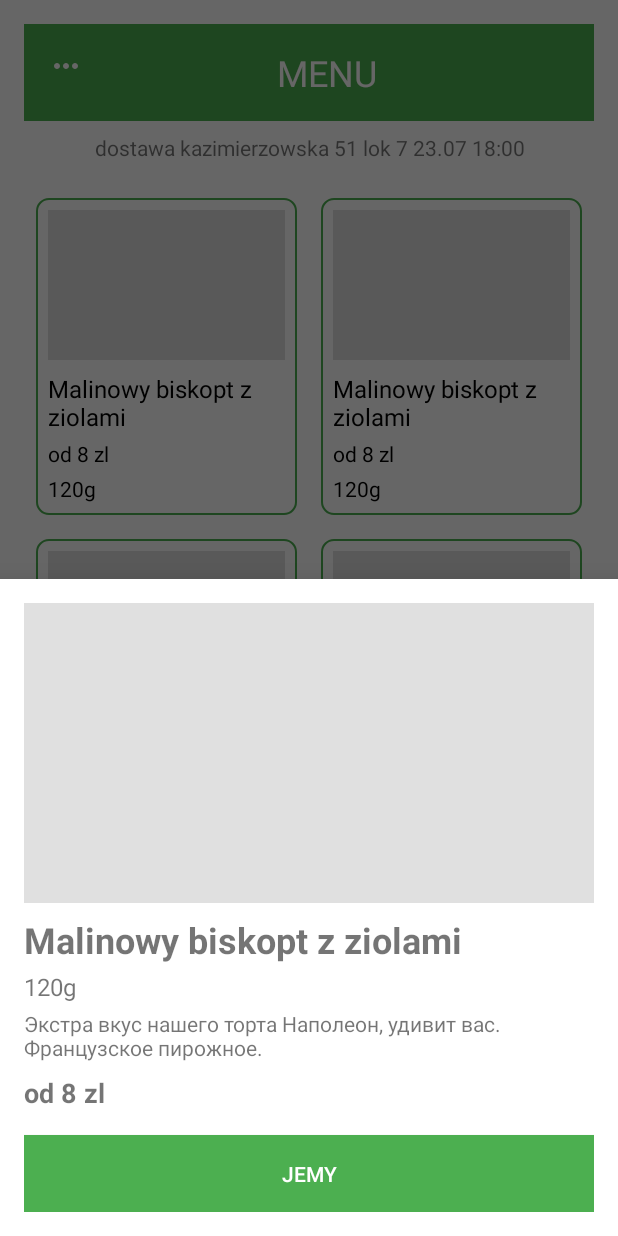
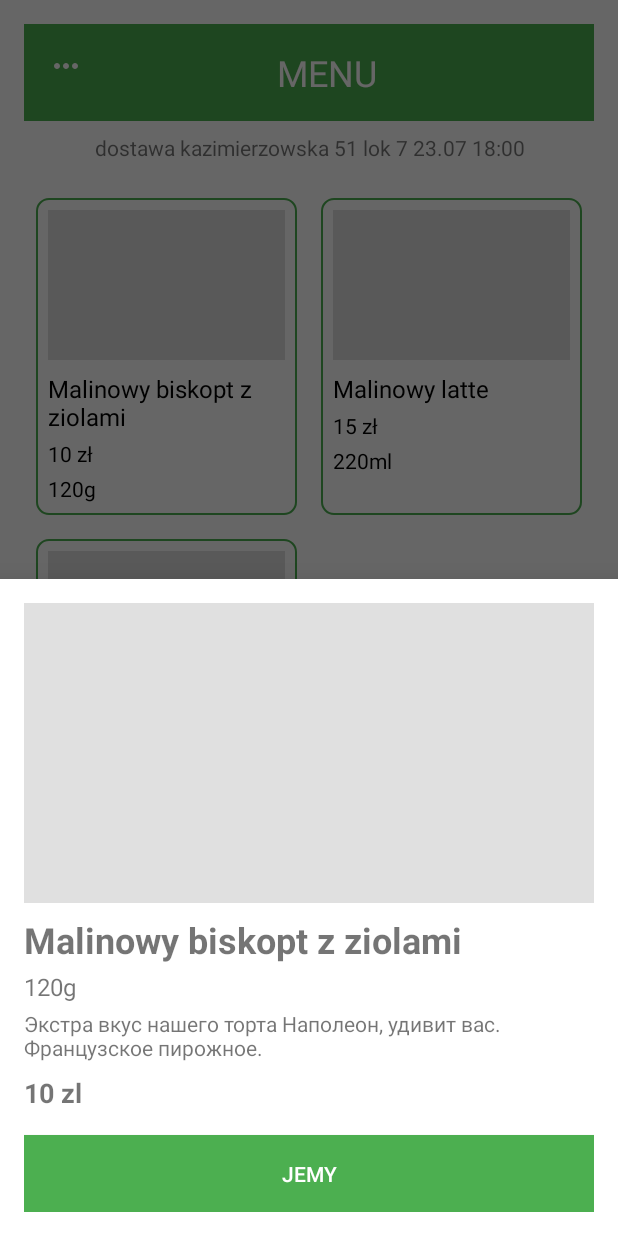
Before and after one commit to omlaut/omlaut_mobile_app, an Android app built with Jetpack Compose: the MenuActivity screen opened directly, with no data from a screen before it, after a tap on "Malinowy biskopt z ziolami", on a phone screen of 412 x 824 dp. Run offline under Robolectric (Android 15) with nearby library versions, the phone set to English and light mode, and no system bars.

Commit message:
Add more functions

```diff
--- a/app/src/main/AndroidManifest.xml
+++ b/app/src/main/AndroidManifest.xml
@@ -42,6 +42,8 @@
 
         <activity android:name=".ProfileActivity" />
 
+        <activity android:name=".CartActivity" />
+
         <activity
             android:name=".MainActivity"
             android:exported="true"
--- a/app/src/main/java/com/example/omlaut_mobile_app/MenuActivity.kt
+++ b/app/src/main/java/com/example/omlaut_mobile_app/MenuActivity.kt
@@ -43,7 +43,8 @@ class MenuActivity : AppCompatActivity() {
                     true
                 }
                 R.id.nav_cart -> {
-                    // Логика перехода на страницу корзины
+                    val intent = Intent(this, CartActivity::class.java)
+                    startActivity(intent)
                     true
                 }
                 R.id.nav_profile -> {
@@ -78,10 +79,9 @@ class MenuActivity : AppCompatActivity() {
 
     private fun getDummyProducts(): List<Product> {
         return listOf(
-            Product("Malinowy biskopt z ziolami", "od 8 zl", "120g"),
-            Product("Malinowy biskopt z ziolami", "od 8 zl", "120g"),
-            Product("Malinowy biskopt z ziolami", "od 8 zl", "120g"),
-            Product("Malinowy biskopt z ziolami", "od 8 zl", "120g")
+            Product("Malinowy biskopt z ziolami", 10, "120g", "Экстра вкус нашего торта Наполеон, удивит вас. Французское пирожное."),
+            Product("Malinowy latte", 15, "220ml", "без сиропа; без лактозы"),
+            Product("Malinowy biskopt z ziolami", 20, "250gr", "Экстра вкус нашего торта Наполеон, удивит вас. Французское пирожное.")
         )
     }
 }
--- a/app/src/main/java/com/example/omlaut_mobile_app/ProductAdapter.kt
+++ b/app/src/main/java/com/example/omlaut_mobile_app/ProductAdapter.kt
@@ -7,7 +7,7 @@ import android.widget.ImageView
 import android.widget.TextView
 import androidx.recyclerview.widget.RecyclerView
 
-data class Product(val name: String, val price: String, val weight: String, val description: String = "Экстра вкус нашего торта Наполеон, удивит вас. Французское пирожное.")
+data class Product(val name: String, val price: Int, val weight: String, val description: String = "Экстра вкус нашего торта Наполеон, удивит вас. Французское пирожное.")
 
 class ProductAdapter(private val products: List<Product>, private val onProductClick: (Product) -> Unit) : RecyclerView.Adapter<ProductAdapter.ProductViewHolder>() {
 
@@ -19,7 +19,7 @@ class ProductAdapter(private val products: List<Product>, private val onProductC
     override fun onBindViewHolder(holder: ProductViewHolder, position: Int) {
         val product = products[position]
         holder.productName.text = product.name
-        holder.productPrice.text = product.price
+        holder.productPrice.text = "${product.price} zł"
         holder.productWeight.text = product.weight
         holder.itemView.setOnClickListener {
             onProductClick(product)
--- a/app/src/main/java/com/example/omlaut_mobile_app/ProductDetailsFragment.kt
+++ b/app/src/main/java/com/example/omlaut_mobile_app/ProductDetailsFragment.kt
@@ -12,18 +12,17 @@ import com.google.android.material.bottomsheet.BottomSheetDialogFragment
 
 class ProductDetailsFragment : BottomSheetDialogFragment() {
 
-    private lateinit var productName: String
-    private lateinit var productWeight: String
-    private lateinit var productDescription: String
-    private lateinit var productPrice: String
+    private lateinit var product: Product
 
     override fun onCreate(savedInstanceState: Bundle?) {
         super.onCreate(savedInstanceState)
         arguments?.let {
-            productName = it.getString("productName") ?: ""
-            productWeight = it.getString("productWeight") ?: ""
-            productDescription = it.getString("productDescription") ?: ""
-            productPrice = it.getString("productPrice") ?: ""
+            product = Product(
+                name = it.getString("productName") ?: "",
+                weight = it.getString("productWeight") ?: "",
+                description = it.getString("productDescription") ?: "",
+                price = it.getString("productPrice")?.toIntOrNull() ?: 0
+            )
         }
     }
 
@@ -45,14 +44,17 @@ class ProductDetailsFragment : BottomSheetDialogFragment() {
         val orderButton = view.findViewById<Button>(R.id.btn_order)
 
         // Задайте данные продукта
-        productNameTextView.text = productName
-        productWeightTextView.text = productWeight
-        productDescriptionTextView.text = productDescription
-        productPriceTextView.text = productPrice
+        productNameTextView.text = product.name
+        productWeightTextView.text = product.weight
+        productDescriptionTextView.text = product.description
+        productPriceTextView.text = "${product.price} zl"
 
         // Добавьте логику для кнопки заказа
         orderButton.setOnClickListener {
-            val intent = Intent(context, MapActivity::class.java)
+            Cart.addItem(product)
+            dismiss()
+            // Переход обратно в MenuActivity
+            val intent = Intent(activity, MenuActivity::class.java)
             startActivity(intent)
         }
     }
@@ -65,7 +67,7 @@ class ProductDetailsFragment : BottomSheetDialogFragment() {
                     putString("productName", product.name)
                     putString("productWeight", product.weight)
                     putString("productDescription", product.description)
-                    putString("productPrice", product.price)
+                    putString("productPrice", product.price.toString())
                 }
             }
     }
--- /dev/null
+++ b/app/src/main/res/drawable/border_background.xml
@@ -0,0 +1,6 @@
+<?xml version="1.0" encoding="utf-8"?>
+<shape xmlns:android="http://schemas.android.com/apk/res/android">
+    <solid android:color="@android:color/white" />
+    <corners android:radius="16dp" />
+    <stroke android:width="1dp" android:color="#000000" />
+</shape>
```
Also changed, not shown: app/src/main/java/com/example/omlaut_mobile_app/Cart.kt (added, +17 -0 lines), app/src/main/java/com/example/omlaut_mobile_app/CartActivity.kt (added, +43 -0 lines), app/src/main/java/com/example/omlaut_mobile_app/CartAdapter.kt (added, +39 -0 lines), app/src/main/res/layout/activity_cart.xml (added, +113 -0 lines), app/src/main/res/layout/item_cart.xml (added, +64 -0 lines).
